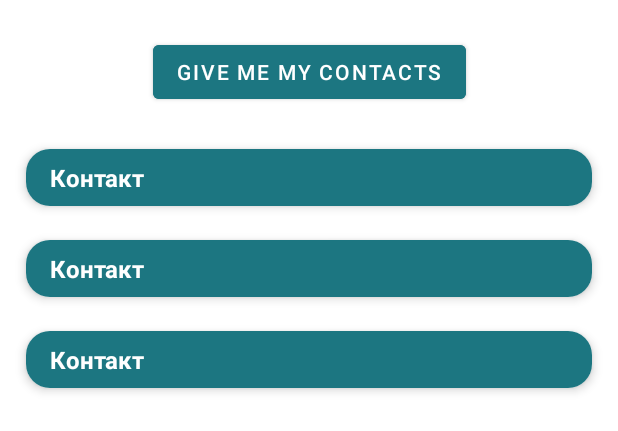
After one commit to panasetskaya/madBrainsIrlixHW5, an Android app: the layout fragment_contacts.xml on its own in the app's theme, with its tools: preview values and no code run, on a phone screen of 412 x 824 dp. The commit adds this screen. Shown: the top 431 px of the screen. Run offline under Robolectric (Android 15) with nearby library versions, the phone set to English and light mode, and no system bars; Roboto replaces fonts that are not available here.

Commit message:
added: fragment layout

```diff
--- a/app/build.gradle
+++ b/app/build.gradle
@@ -37,6 +37,7 @@
     implementation 'androidx.appcompat:appcompat:1.4.1'
     implementation 'com.google.android.material:material:1.5.0'
     implementation 'androidx.constraintlayout:constraintlayout:2.1.3'
+    implementation 'androidx.legacy:legacy-support-v4:1.0.0'
     testImplementation 'junit:junit:4.+'
     androidTestImplementation 'androidx.test.ext:junit:1.1.3'
     androidTestImplementation 'androidx.test.espresso:espresso-core:3.4.0'
--- /dev/null
+++ b/app/src/main/java/com/example/madbrainsirlixhomew5/ContactsFragment.kt
@@ -0,0 +1,59 @@
+package com.example.madbrainsirlixhomew5
+
+import android.os.Bundle
+import androidx.fragment.app.Fragment
+import android.view.LayoutInflater
+import android.view.View
+import android.view.ViewGroup
+
+// TODO: Rename parameter arguments, choose names that match
+// the fragment initialization parameters, e.g. ARG_ITEM_NUMBER
+private const val ARG_PARAM1 = "param1"
+private const val ARG_PARAM2 = "param2"
+
+/**
+ * A simple [Fragment] subclass.
+ * Use the [ContactsFragment.newInstance] factory method to
+ * create an instance of this fragment.
+ */
+class ContactsFragment : Fragment() {
+    // TODO: Rename and change types of parameters
+    private var param1: String? = null
+    private var param2: String? = null
+
+    override fun onCreate(savedInstanceState: Bundle?) {
+        super.onCreate(savedInstanceState)
+        arguments?.let {
+            param1 = it.getString(ARG_PARAM1)
+            param2 = it.getString(ARG_PARAM2)
+        }
+    }
+
+    override fun onCreateView(
+        inflater: LayoutInflater, container: ViewGroup?,
+        savedInstanceState: Bundle?
+    ): View? {
+        // Inflate the layout for this fragment
+        return inflater.inflate(R.layout.fragment_contacts, container, false)
+    }
+
+    companion object {
+        /**
+         * Use this factory method to create a new instance of
+         * this fragment using the provided parameters.
+         *
+         * @param param1 Parameter 1.
+         * @param param2 Parameter 2.
+         * @return A new instance of fragment ContactsFragment.
+         */
+        // TODO: Rename and change types and number of parameters
+        @JvmStatic
+        fun newInstance(param1: String, param2: String) =
+            ContactsFragment().apply {
+                arguments = Bundle().apply {
+                    putString(ARG_PARAM1, param1)
+                    putString(ARG_PARAM2, param2)
+                }
+            }
+    }
+}
--- /dev/null
+++ b/app/src/main/res/layout/contact_item.xml
@@ -0,0 +1,28 @@
+<?xml version="1.0" encoding="utf-8"?>
+<androidx.cardview.widget.CardView xmlns:android="http://schemas.android.com/apk/res/android"
+    android:layout_width="match_parent"
+    android:layout_height="wrap_content"
+    xmlns:app="http://schemas.android.com/apk/res-auto"
+    xmlns:tools="http://schemas.android.com/tools"
+    app:cardCornerRadius="16dp"
+    app:cardElevation="4dp"
+    app:cardUseCompatPadding="true">
+
+    <LinearLayout
+        android:layout_width="match_parent"
+        android:layout_height="wrap_content"
+        android:background="#1C7681"
+        android:orientation="horizontal"
+        android:padding="8dp">
+
+        <TextView
+            android:layout_width="match_parent"
+            android:layout_height="wrap_content"
+            android:textColor="@color/white"
+            android:textSize="16sp"
+            android:textStyle="bold"
+            android:layout_marginStart="8dp"
+            tools:text="Контакт"/>
+    </LinearLayout>
+
+</androidx.cardview.widget.CardView>
--- /dev/null
+++ b/app/src/main/res/layout/fragment_contacts.xml
@@ -0,0 +1,33 @@
+<?xml version="1.0" encoding="utf-8"?>
+<androidx.constraintlayout.widget.ConstraintLayout xmlns:android="http://schemas.android.com/apk/res/android"
+    xmlns:app="http://schemas.android.com/apk/res-auto"
+    xmlns:tools="http://schemas.android.com/tools"
+    android:layout_width="match_parent"
+    android:layout_height="match_parent"
+    tools:context=".ContactsFragment"
+    android:padding="8dp">
+
+    <Button
+        android:id="@+id/buttonPermission"
+        android:layout_width="wrap_content"
+        android:layout_height="wrap_content"
+        android:backgroundTint="#1C7681"
+        android:text="@string/get_me_my_contacts"
+        android:textColor="@color/white"
+        android:layout_marginTop="16dp"
+        app:layout_constraintEnd_toEndOf="parent"
+        app:layout_constraintStart_toStartOf="parent"
+        app:layout_constraintTop_toTopOf="parent" />
+
+    <androidx.recyclerview.widget.RecyclerView
+        android:id="@+id/recyclerViewContacts"
+        android:layout_width="0dp"
+        android:layout_height="0dp"
+        app:layout_constraintBottom_toBottomOf="parent"
+        app:layout_constraintEnd_toEndOf="parent"
+        app:layout_constraintStart_toStartOf="parent"
+        app:layout_constraintTop_toBottomOf="@+id/buttonPermission"
+        android:layout_marginTop="16dp"
+        tools:listitem="@layout/contact_item" />
+
+</androidx.constraintlayout.widget.ConstraintLayout>
--- a/app/src/main/res/values/strings.xml
+++ b/app/src/main/res/values/strings.xml
@@ -24,4 +24,7 @@
     <string name="follow_button">Follow button</string>
     <string name="menu_icon">Menu icon</string>
     <string name="_description">Icon</string>
+    <!-- TODO: Remove or change this placeholder text -->
+    <string name="hello_blank_fragment">Hello blank fragment</string>
+    <string name="get_me_my_contacts">Give me my contacts</string>
 </resources>
```
